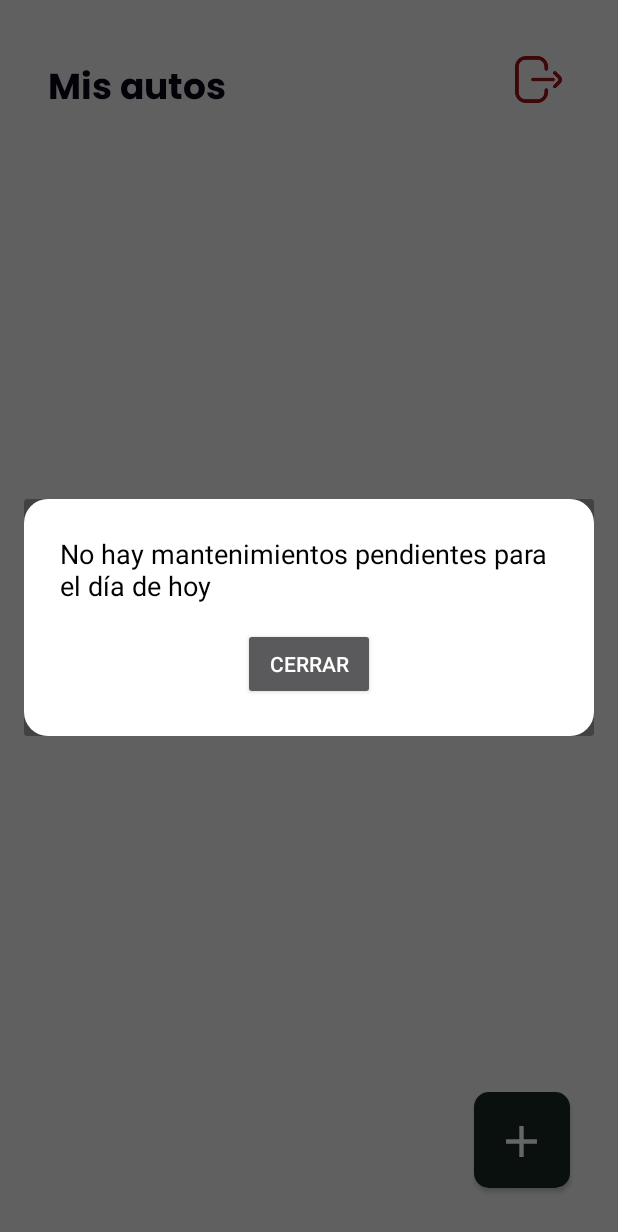
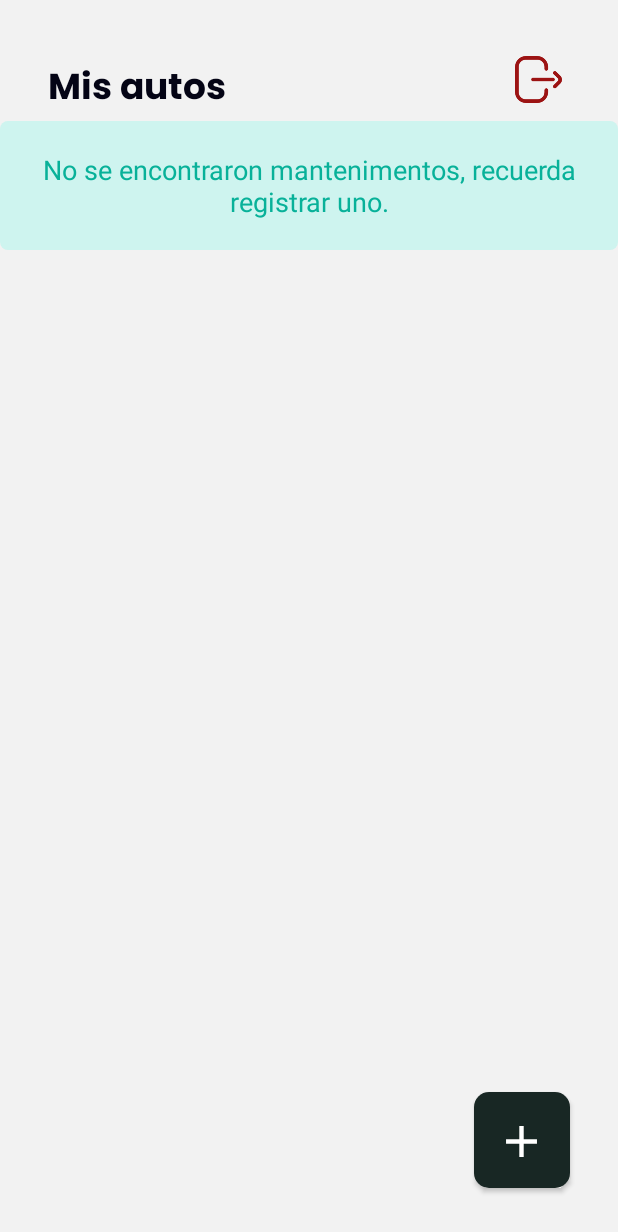
Before and after one commit to NilsGiN/CarCare_AppMobile, an Android app: the MainActivity screen opened directly, with no data from a screen before it, on a phone screen of 412 x 824 dp. Shown: the top 1232 px of the screen. Run offline under Robolectric (Android 15) with nearby library versions, the phone set to English and light mode, and no system bars; our stand-ins replace Firebase (no records; nobody signed in at launch, a user with empty details on screens opened directly).

Commit message:
Se agregó un Textview en el MainActivity que muestra el último mantenimiento del usuario en sesión como recordatorio

```diff
--- a/app/src/main/java/com/example/prueba1/presenters/RecordatorioAdapter.java
+++ /dev/null
@@ -1,105 +0,0 @@
-package com.example.prueba1.presenters;
-
-import android.app.Dialog;
-import android.content.Context;
-import android.view.View;
-import android.view.Window;
-import android.widget.Button;
-import android.widget.TextView;
-import android.widget.Toast;
-
-import com.example.prueba1.R;
-import com.google.firebase.firestore.DocumentSnapshot;
-import com.google.firebase.firestore.FirebaseFirestore;
-import com.google.firebase.firestore.QuerySnapshot;
-
-import java.text.SimpleDateFormat;
-import java.util.Date;
-import java.util.Locale;
-
-public class RecordatorioAdapter {
-
-    private final FirebaseFirestore mFirestore;
-
-    public RecordatorioAdapter() {
-        this.mFirestore = FirebaseFirestore.getInstance();
-
-    }
-
-    // Método para verificar los mantenimientos del día
-    public void verificarMantenimientosDeHoy(Context context) {
-        // Obtener la fecha actual en formato "dd/MM/yyyy"
-        String fechaHoy = new SimpleDateFormat("dd/MM/yyyy", Locale.getDefault()).format(new Date());
-
-        // Consultar en Firestore por mantenimientos con fecha igual a hoy
-        mFirestore.collection("Mantenimiento")
-                .whereEqualTo("fecha_prox", fechaHoy)
-                .get()
-                .addOnCompleteListener(task -> {
-                    if (task.isSuccessful() && task.getResult() != null) {
-                        QuerySnapshot querySnapshot = task.getResult();
-                        if (!querySnapshot.isEmpty()) {
-                            StringBuilder mensaje = new StringBuilder("Tienes mantenimientos para el día de hoy:\n");
-
-                            for (DocumentSnapshot doc : querySnapshot.getDocuments()) {
-                                String tipoMantenimiento = doc.getString("tipo");
-                                String auto = doc.getString("auto");
-
-                                // Consulta adicional para obtener el nombre del tipo de mantenimiento
-                                mFirestore.collection("Tipo_Mantenimiento")
-                                        .document(tipoMantenimiento) // Busca el documento por el ID
-                                        .get()
-                                        .addOnCompleteListener(tipoTask -> {
-                                            if (tipoTask.isSuccessful() && tipoTask.getResult() != null) {
-                                                // Obtener el nombre del mantenimiento
-                                                String nombreMantenimiento = tipoTask.getResult().getString("nombre");
-                                                if (nombreMantenimiento != null) {
-                                                    mensaje.append("• ").append(nombreMantenimiento)
-                                                            .append(" - ").append(auto).append("\n");
-                                                } else {
-                                                    mensaje.append("• ").append(tipoMantenimiento)
-                                                            .append(" (nombre no encontrado)").append(" - ")
-                                                            .append(auto).append("\n");
-                                                }
-
-                                                // Mostrar el popup cuando termine de construir el mensaje
-                                                if (mensaje.length() > 0) {
-                                                    mostrarPopupRecordatorio(context, mensaje.toString());
-                                                }
-                                            } else {
-                                                Toast.makeText(context, "Error al obtener el nombre del mantenimiento", Toast.LENGTH_SHORT).show();
-                                            }
-                                        });
-                            }
-                        } else {
-                            // No hay mantenimientos para hoy
-                            mostrarPopupRecordatorio(context, "No hay mantenimientos pendientes para el día de hoy");
-                        }
-                    } else {
-                        // Error al obtener los datos o no existen mantenimientos para hoy
-                        mostrarPopupRecordatorio(context, "No hay mantenimientos pendientes para el día de hoy");
-                    }
-                });
-    }
-
-    // Método para mostrar el popup de recordatorio
-    private void mostrarPopupRecordatorio(Context context, String mensaje) {
-        final Dialog dialog = new Dialog(context);
-        dialog.requestWindowFeature(Window.FEATURE_NO_TITLE);
-        dialog.setContentView(R.layout.popup_recordatorio);
-        dialog.setCancelable(true);
-
-        TextView textViewRecordatorio = dialog.findViewById(R.id.textViewRecordatorio);
-        textViewRecordatorio.setText(mensaje);
-
-        Button buttonCerrarPopup = dialog.findViewById(R.id.buttonCerrarPopup);
-        buttonCerrarPopup.setOnClickListener(new View.OnClickListener() {
-            @Override
-            public void onClick(View v) {
-                dialog.dismiss();
-            }
-        });
-
-        dialog.show();
-    }
-}
--- a/app/src/main/java/com/example/prueba1/views/MainActivity.java
+++ b/app/src/main/java/com/example/prueba1/views/MainActivity.java
@@ -6,6 +6,7 @@ import android.util.Log;
 import android.view.View;
 import android.widget.Button;
 import android.widget.ImageButton;
+import android.widget.TextView;
 import android.widget.Toast;
 
 import androidx.activity.EdgeToEdge;
@@ -20,15 +21,14 @@ import androidx.recyclerview.widget.RecyclerView;
 import com.example.prueba1.R;
 import com.example.prueba1.model.Car;
 import com.example.prueba1.presenters.CarAdapter;
-import com.example.prueba1.presenters.RecordatorioAdapter;
 import com.firebase.ui.firestore.FirestoreRecyclerOptions;
 import com.google.firebase.auth.FirebaseAuth;
-import com.google.firebase.auth.FirebaseUser ;
+import com.google.firebase.auth.FirebaseUser;
+import com.google.firebase.firestore.DocumentSnapshot;
 import com.google.firebase.firestore.FirebaseFirestore;
 import com.google.firebase.firestore.Query;
 
 public class MainActivity extends AppCompatActivity {
-    private RecordatorioAdapter recordatorioAdapter;
     private Button ir_registro_car;
     private ImageButton buttonLogout; // Botón de cierre de sesión
     RecyclerView cRecycler;
@@ -36,6 +36,7 @@ public class MainActivity extends AppCompatActivity {
     FirebaseFirestore mFirestore;
     FirebaseAuth firebaseAuth = FirebaseAuth.getInstance();
     FirebaseUser  currentUser ;
+    private TextView textViewRecordatorio;
 
     @Override
     protected void onCreate(Bundle savedInstanceState) {
@@ -52,13 +53,11 @@ public class MainActivity extends AppCompatActivity {
             finish();
         }
 
+        // Inicializar componentes
+        textViewRecordatorio = findViewById(R.id.text_view_recordatorio); // Inicializar el TextView
+
         // Inicializar Firestore y RecyclerView
         mFirestore = FirebaseFirestore.getInstance();
-
-        // Inicializar MantenimientoReminderHelper y verificar mantenimientos
-        recordatorioAdapter = new RecordatorioAdapter();
-        recordatorioAdapter.verificarMantenimientosDeHoy(this);
-
         cRecycler = findViewById(R.id.Recyclerview2);
         cRecycler.setLayoutManager(new LinearLayoutManager(MainActivity.this));
 
@@ -96,6 +95,9 @@ public class MainActivity extends AppCompatActivity {
             }
         });
 
+        // Obtener los vehículos y luego los mantenimientos
+        obtenerVehiculosYMantenimientos(userId);
+
         ViewCompat.setOnApplyWindowInsetsListener(findViewById(R.id.main), (v, insets) -> {
             Insets systemBars = insets.getInsets(WindowInsetsCompat.Type.systemBars());
             v.setPadding(systemBars.left, systemBars.top, systemBars.right, systemBars.bottom);
@@ -114,4 +116,61 @@ public class MainActivity extends AppCompatActivity {
         super.onStop();
         cAdapter.stopListening();
     }
+
+    private void obtenerVehiculosYMantenimientos(String userId) {
+        FirebaseFirestore db = FirebaseFirestore.getInstance();
+        db.collection("Vehiculo")
+                .whereEqualTo("userId", userId)
+                .get()
+                .addOnCompleteListener(task -> {
+                    if (task.isSuccessful()) {
+                        for (DocumentSnapshot document : task.getResult()) {
+                            String carId = document.getId();
+                            obtenerMantenimientosMasRecientesPorCarId(carId);
+                        }
+                    } else {
+                        Log.e("Firestore", "Error getting vehicles: ", task.getException());
+                    }
+                });
+    }
+
+    private void obtenerMantenimientosMasRecientesPorCarId(String carId) {
+        FirebaseFirestore db = FirebaseFirestore.getInstance();
+        db.collection("Mantenimiento")
+                .whereEqualTo("carId", carId)
+                .orderBy("fecha", Query.Direction.DESCENDING)
+                .limit(1)
+                .get()
+                .addOnCompleteListener(task -> {
+                    if (task.isSuccessful()) {
+                        if (!task.getResult().isEmpty()) {
+                            DocumentSnapshot document = task.getResult().getDocuments().get(0);
+                            String fecha = document.getString("fecha");
+                            String idTipo = document.getString("id_tipo");
+                            obtenerTipoMantenimiento(idTipo, fecha);
+                        }
+                    } else {
+                        Log.e("Firestore", "Error getting maintenance documents: ", task.getException());
+                    }
+                });
+    }
+
+    private void obtenerTipoMantenimiento(String idTipo, String fecha) {
+        FirebaseFirestore db = FirebaseFirestore.getInstance();
+        db.collection("Tipo_Mantenimiento")
+                .whereEqualTo("id", idTipo)
+                .get()
+                .addOnCompleteListener(task -> {
+                    if (task.isSuccessful()) {
+                        if (!task.getResult().isEmpty()) {
+                            DocumentSnapshot document = task.getResult().getDocuments().get(0);
+                            String tipo = document.getString("nombre");
+                            String recordatorio = "Tu último mantenimiento fue el " + fecha + " en " + tipo + ", no olvides hacer uno nuevo.";
+                            textViewRecordatorio.setText(recordatorio); // Establecer el texto en el TextView
+                        }
+                    } else {
+                        Log.e("Firestore", "Error getting Tipo_Mantenimiento: ", task.getException());
+                    }
+                });
+    }
 }
--- a/app/src/main/res/layout/activity_main.xml
+++ b/app/src/main/res/layout/activity_main.xml
@@ -36,6 +36,19 @@
         app:layout_constraintTop_toTopOf="parent"
         tools:ignore="MissingConstraints" />
 
+    <TextView
+        android:id="@+id/text_view_recordatorio"
+        android:layout_width="match_parent"
+        android:layout_height="wrap_content"
+        android:background="@drawable/background_fecha_cardview"
+        android:gravity="center"
+        android:padding="20dp"
+        android:text="No se encontraron mantenimentos, recuerda registrar uno."
+        android:textColor="@color/text_historial"
+        android:textSize="18sp"
+        app:layout_constraintTop_toBottomOf="@+id/textView13"
+        tools:layout_editor_absoluteX="-16dp" />
+
     <androidx.recyclerview.widget.RecyclerView
         android:id="@+id/Recyclerview2"
         android:layout_width="match_parent"
@@ -44,9 +57,10 @@
         android:layout_marginEnd="32dp"
         app:layout_constraintBottom_toBottomOf="parent"
         app:layout_constraintEnd_toEndOf="parent"
+        app:layout_constraintHorizontal_bias="1.0"
         app:layout_constraintStart_toStartOf="parent"
-        app:layout_constraintTop_toBottomOf="@+id/textView13"
-        app:layout_constraintVertical_bias="0.1" />
+        app:layout_constraintTop_toBottomOf="@+id/text_view_recordatorio"
+        app:layout_constraintVertical_bias="0.066" />
 
     <Button
         android:id="@+id/Plus"
--- a/app/src/main/res/layout/popup_recordatorio.xml
+++ /dev/null
@@ -1,31 +0,0 @@
-<?xml version="1.0" encoding="utf-8"?>
-<androidx.constraintlayout.widget.ConstraintLayout xmlns:android="http://schemas.android.com/apk/res/android"
-    xmlns:app="http://schemas.android.com/apk/res-auto"
-    android:layout_width="wrap_content"
-    android:layout_height="wrap_content"
-    android:padding="24dp"
-    android:background="@drawable/background_popup">
-
-    <TextView
-        android:id="@+id/textViewRecordatorio"
-        android:layout_width="wrap_content"
-        android:layout_height="wrap_content"
-        android:text="Recuerda revisar tus tareas de mantenimiento"
-        android:textSize="18sp"
-        android:textColor="@android:color/black"
-        app:layout_constraintTop_toTopOf="parent"
-        app:layout_constraintStart_toStartOf="parent"
-        app:layout_constraintEnd_toEndOf="parent" />
-
-    <Button
-        android:id="@+id/buttonCerrarPopup"
-        android:layout_width="wrap_content"
-        android:layout_height="wrap_content"
-        android:text="Cerrar"
-        app:layout_constraintTop_toBottomOf="@id/textViewRecordatorio"
-        app:layout_constraintStart_toStartOf="parent"
-        app:layout_constraintEnd_toEndOf="parent"
-        app:layout_constraintBottom_toBottomOf="parent"
-        android:layout_marginTop="16dp" />
-
-</androidx.constraintlayout.widget.ConstraintLayout>
```
